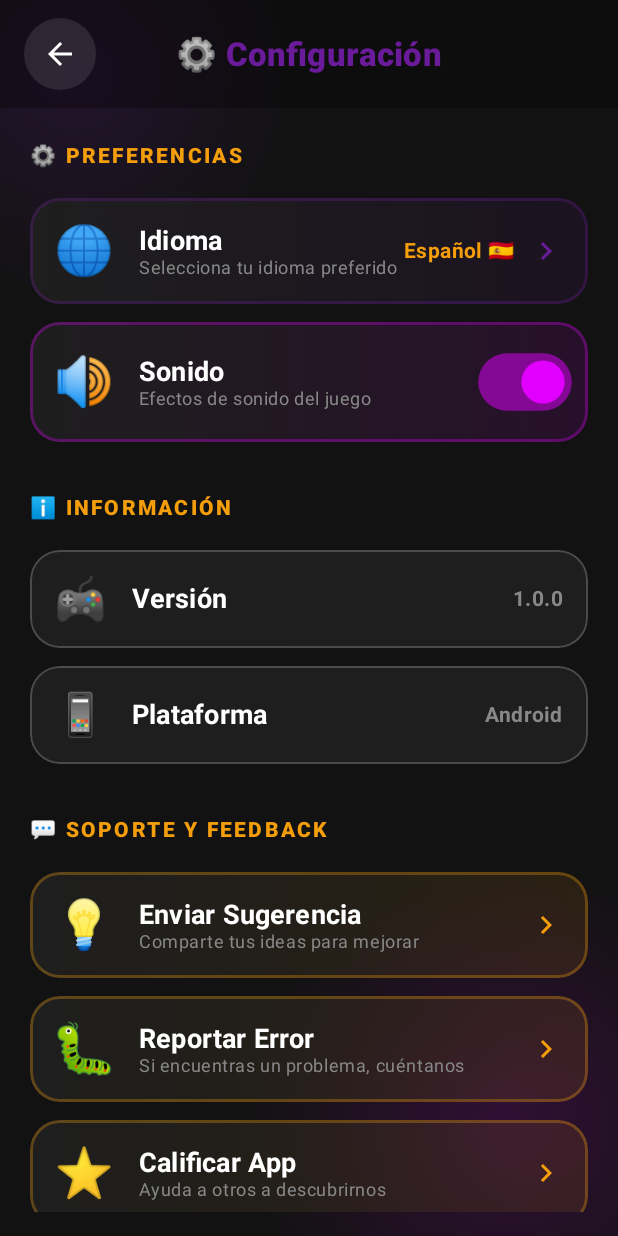
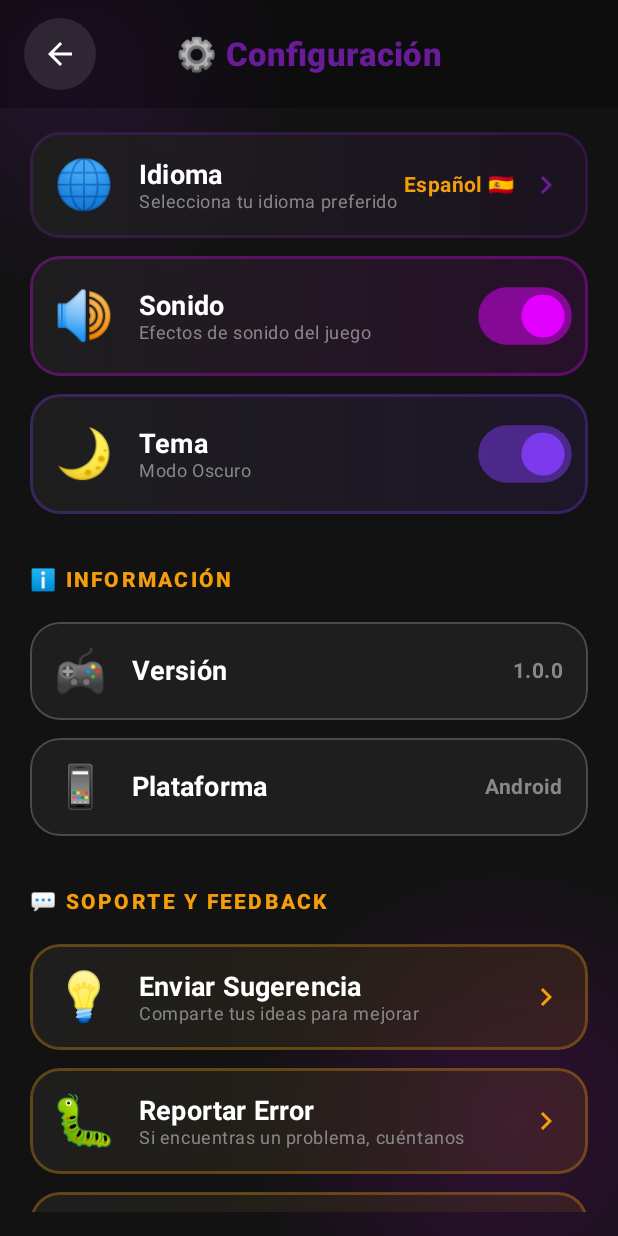
Before and after one commit to JeremyDuoc/kampai_final, an Android app built with Jetpack Compose: the screen it shows after launch (MainActivity), after a tap on "Configuración", on a phone screen of 412 x 824 dp. Run offline under Robolectric (Android 15) with nearby library versions, the phone set to English and light mode, and no system bars; our stand-ins replace Dagger/Hilt's generated code.

Commit message:
tema claro

```diff
--- a/app/build.gradle.kts
+++ b/app/build.gradle.kts
@@ -65,6 +65,7 @@ dependencies {
     implementation("androidx.media3:media3-exoplayer:1.2.0")
     implementation("androidx.media3:media3-ui:1.2.0")
     implementation("com.google.code.gson:gson:2.10.1")
+    implementation("androidx.datastore:datastore-preferences:1.0.0")
 
     // Navigation
     implementation("androidx.navigation:navigation-compose:2.7.6")
--- a/app/src/main/java/com/example/kampai/MainActivity.kt
+++ b/app/src/main/java/com/example/kampai/MainActivity.kt
@@ -9,6 +9,8 @@ import androidx.compose.animation.fadeOut
 import androidx.compose.animation.slideInHorizontally
 import androidx.compose.animation.slideOutHorizontally
 import androidx.compose.runtime.Composable
+import androidx.compose.runtime.collectAsState
+import androidx.compose.runtime.getValue
 import androidx.navigation.compose.NavHost
 import androidx.navigation.compose.composable
 import androidx.navigation.compose.rememberNavController
@@ -32,14 +34,21 @@ import com.example.kampai.ui.theme.staring.StaringGameScreen
 import com.example.kampai.ui.theme.partymanager.PartyManagerScreen
 import com.example.kampai.ui.theme.settings.SettingsScreen
 import com.example.kampai.ui.theme.warmup.WarmupGameScreen
+import com.example.kampai.ui.theme.ThemeManager
 import dagger.hilt.android.AndroidEntryPoint
+import javax.inject.Inject
 
 @AndroidEntryPoint
 class MainActivity : ComponentActivity() {
+    @Inject
+    lateinit var themeManager: ThemeManager
+
     override fun onCreate(savedInstanceState: Bundle?) {
         super.onCreate(savedInstanceState)
         setContent {
-            KampaiTheme {
+            val isDarkMode by themeManager.isDarkMode.collectAsState(initial = true)
+
+            KampaiTheme(isDarkMode = isDarkMode) {
                 KampaiApp()
             }
         }
@@ -70,7 +79,6 @@ fun KampaiApp() {
             SplashScreen(navController = navController)
         }
 
-        // HOME SCREEN - CON TODOS LOS PARÁMETROS
         composable("home") {
             HomeScreen(
                 onGameSelected = { route ->
@@ -88,12 +96,10 @@ fun KampaiApp() {
             )
         }
 
-        // SETTINGS SCREEN
         composable("settings") {
             SettingsScreen(onBack = { navController.popBackStack() })
         }
 
-        // CLASSICS SCREEN
         composable("classics_screen") {
             ClassicsScreen(
                 onGameSelected = { route ->
@@ -105,14 +111,12 @@ fun KampaiApp() {
             )
         }
 
-        // PARTY MANAGER SCREEN
         composable("party_manager") {
             PartyManagerScreen(
                 onBack = { navController.popBackStack() }
             )
         }
 
-        // CULTURE SELECTION SCREEN
         composable("culture_selection") {
             CultureSelectionScreen(
                 onNavigateToBomb = { navController.navigate("game_bomb") },
@@ -120,8 +124,6 @@ fun KampaiApp() {
                 onBack = { navController.popBackStack() }
             )
         }
-
-        // ========== GAME SCREENS ==========
 
         composable("game_bomb") {
             BombGameScreen(onBack = { navController.popBackStack() })
--- a/app/src/main/java/com/example/kampai/ui/theme/Color.kt
+++ b/app/src/main/java/com/example/kampai/ui/theme/Color.kt
@@ -3,19 +3,30 @@ package com.example.kampai.ui.theme
 import androidx.compose.ui.graphics.Brush
 import androidx.compose.ui.graphics.Color
 
-// Cores revisadas para estética Ilustrativa/Playful Dark
-val PrimaryViolet = Color(0xFF6A1B9A) // Un violeta más profundo y rico
-val SecondaryPink = Color(0xFFE100FF)
-val BackgroundDark = Color(0xFF121212) // Fondo muy oscuro para contraste
-val SurfaceDark = Color(0xFF1E1E1E) // Fondo de tarjetas más sutil
-val AccentCyan = Color(0xFF06B6D4)
-val AccentRed = Color(0xFFEF4444)
-val AccentAmber = Color(0xFFF59E0B)
-val TextWhite = Color(0xFFF0F8FF)
-val TextGray = Color(0xFF94A3B8)
+// ============ COLORES OSCUROS ============
+val PrimaryVioletDark = Color(0xFF6A1B9A)
+val SecondaryPinkDark = Color(0xFFE100FF)
+val BackgroundDarkMode = Color(0xFF121212)
+val SurfaceDarkMode = Color(0xFF1E1E1E)
+val AccentCyanDark = Color(0xFF06B6D4)
+val AccentRedDark = Color(0xFFEF4444)
+val AccentAmberDark = Color(0xFFF59E0B)
+val TextWhiteDark = Color(0xFFF0F8FF)
+val TextGrayDark = Color(0xFF94A3B8)
 
-// Gradientes para efectos visuales (se mantienen los originales)
-val BombGradient = Brush.verticalGradient(
+// ============ COLORES CLAROS - MEJORADOS PARA LEGIBILIDAD ============
+val PrimaryVioletLight = Color(0xFF5B2670)  // Violeta oscuro para buen contraste
+val SecondaryPinkLight = Color(0xFFC20080)  // Rosa oscuro saturado
+val BackgroundLightMode = Color(0xFFF5F0FA) // Fondo ligeramente violáceo
+val SurfaceLightMode = Color(0xFFFFFFFF)    // Blanco puro
+val AccentCyanLight = Color(0xFF0077A8)     // Cyan oscuro
+val AccentRedLight = Color(0xFFD32F2F)      // Rojo oscuro
+val AccentAmberLight = Color(0xFFD87F1A)    // Ámbar oscuro
+val TextBlackLight = Color(0xFF1A1A1A)      // Negro real
+val TextGrayLight = Color(0xFF424242)       // Gris oscuro para buen contraste
+
+// ============ GRADIENTES OSCUROS ============
+val BombGradientDark = Brush.verticalGradient(
     colors = listOf(
         Color(0xFFFF6B6B),
         Color(0xFFEE5A6F),
@@ -23,7 +34,7 @@ val BombGradient = Brush.verticalGradient(
     )
 )
 
-val MedusaGradient = Brush.verticalGradient(
+val MedusaGradientDark = Brush.verticalGradient(
     colors = listOf(
         Color(0xFF06B6D4),
         Color(0xFF0891B2),
@@ -31,9 +42,48 @@ val MedusaGradient = Brush.verticalGradient(
     )
 )
 
-val VioletGradient = Brush.horizontalGradient(
+val VioletGradientDark = Brush.horizontalGradient(
     colors = listOf(
-        Color(0xFF6A1B9A), // Usando el nuevo PrimaryViolet
+        Color(0xFF6A1B9A),
         Color(0xFFE100FF)
     )
 )
+
+// ============ GRADIENTES CLAROS - MEJORADOS ============
+val BombGradientLight = Brush.verticalGradient(
+    colors = listOf(
+        Color(0xFFE53935),
+        Color(0xFFD32F2F),
+        Color(0xFFC62828)
+    )
+)
+
+val MedusaGradientLight = Brush.verticalGradient(
+    colors = listOf(
+        Color(0xFF0277BD),
+        Color(0xFF0266A1),
+        Color(0xFF01579B)
+    )
+)
+
+val VioletGradientLight = Brush.horizontalGradient(
+    colors = listOf(
+        Color(0xFF5B2670),
+        Color(0xFFC20080)
+    )
+)
+
+// ============ NOMBRES CORTOS PARA COMPATIBILIDAD ============
+// (Mantienen la compatibilidad con tu código existente)
+val PrimaryViolet = PrimaryVioletDark
+val SecondaryPink = SecondaryPinkDark
+val BackgroundDark = BackgroundDarkMode
+val SurfaceDark = SurfaceDarkMode
+val AccentCyan = AccentCyanDark
+val AccentRed = AccentRedDark
+val AccentAmber = AccentAmberDark
+val TextWhite = TextWhiteDark
+val TextGray = TextGrayDark
+val BombGradient = BombGradientDark
+val MedusaGradient = MedusaGradientDark
+val VioletGradient = VioletGradientDark
--- a/app/src/main/java/com/example/kampai/ui/theme/Theme.kt
+++ b/app/src/main/java/com/example/kampai/ui/theme/Theme.kt
@@ -3,40 +3,56 @@ package com.example.kampai.ui.theme
 import android.app.Activity
 import androidx.compose.material3.MaterialTheme
 import androidx.compose.material3.darkColorScheme
+import androidx.compose.material3.lightColorScheme
 import androidx.compose.runtime.Composable
 import androidx.compose.runtime.SideEffect
+import androidx.compose.ui.graphics.Color
 import androidx.compose.ui.graphics.toArgb
 import androidx.compose.ui.platform.LocalView
 import androidx.core.view.WindowCompat
 
 private val DarkColorScheme = darkColorScheme(
-    primary = PrimaryViolet,
-    secondary = SecondaryPink,
-    background = BackgroundDark,
-    surface = SurfaceDark,
-    onPrimary = TextWhite,
-    onSecondary = TextWhite,
-    onBackground = TextWhite,
-    onSurface = TextWhite
+    primary = PrimaryVioletDark,
+    secondary = SecondaryPinkDark,
+    background = BackgroundDarkMode,
+    surface = SurfaceDarkMode,
+    onPrimary = TextWhiteDark,
+    onSecondary = TextWhiteDark,
+    onBackground = TextWhiteDark,
+    onSurface = TextWhiteDark
+)
+
+// ========== ESQUEMA DE COLORES CLAROS MEJORADO ==========
+private val LightColorScheme = lightColorScheme(
+    primary = PrimaryVioletLight,
+    secondary = SecondaryPinkLight,
+    background = BackgroundLightMode,
+    surface = SurfaceLightMode,
+    onPrimary = Color(0xFFFFFFFF),      // Texto blanco sobre primario
+    onSecondary = Color(0xFFFFFFFF),    // Texto blanco sobre secundario
+    onBackground = TextBlackLight,      // Texto negro sobre fondo claro
+    onSurface = TextBlackLight          // Texto negro sobre superficie
 )
 
 @Composable
 fun KampaiTheme(
+    isDarkMode: Boolean = true,
     content: @Composable () -> Unit
 ) {
-    val colorScheme = DarkColorScheme
+    val colorScheme = if (isDarkMode) DarkColorScheme else LightColorScheme
     val view = LocalView.current
+
     if (!view.isInEditMode) {
         SideEffect {
             val window = (view.context as Activity).window
             window.statusBarColor = colorScheme.background.toArgb()
-            WindowCompat.getInsetsController(window, view).isAppearanceLightStatusBars = false
+            WindowCompat.getInsetsController(window, view)?.isAppearanceLightStatusBars = !isDarkMode
         }
     }
 
     MaterialTheme(
         colorScheme = colorScheme,
-        typography = Typography, // ← AÑADIDO
+        typography = Typography,
         content = content
     )
 }
--- /dev/null
+++ b/app/src/main/java/com/example/kampai/ui/theme/ThemeManager.kt
@@ -0,0 +1,35 @@
+package com.example.kampai.ui.theme
+
+import android.content.Context
+import androidx.datastore.preferences.core.booleanPreferencesKey
+import androidx.datastore.preferences.core.edit
+import androidx.datastore.preferences.preferencesDataStore
+import dagger.hilt.android.qualifiers.ApplicationContext
+import kotlinx.coroutines.flow.Flow
+import kotlinx.coroutines.flow.map
+import javax.inject.Inject
+import javax.inject.Singleton
+
+private val Context.dataStore by preferencesDataStore(name = "theme_preferences")
+
+@Singleton
+class ThemeManager @Inject constructor(
+    @ApplicationContext private val context: Context
+) {
+    private val isDarkModeKey = booleanPreferencesKey("is_dark_mode")
+
+    val isDarkMode: Flow<Boolean> = context.dataStore.data.map { preferences ->
+        preferences[isDarkModeKey] ?: true // Por defecto modo oscuro
+    }
+
+    suspend fun setDarkMode(isDark: Boolean) {
+        context.dataStore.edit { preferences ->
+            preferences[isDarkModeKey] = isDark
+        }
+    }
+}
+
+// Extension para usar DataStore
+suspend fun androidx.datastore.preferences.core.MutablePreferences.setTheme(isDark: Boolean) {
+    this[booleanPreferencesKey("is_dark_mode")] = isDark
+}
--- a/app/src/main/java/com/example/kampai/ui/theme/home/SettingsScreen.kt
+++ b/app/src/main/java/com/example/kampai/ui/theme/home/SettingsScreen.kt
@@ -39,6 +39,7 @@ fun SettingsScreen(
 ) {
     val language by viewModel.language.collectAsState()
     val soundEnabled by viewModel.soundEnabled.collectAsState()
+    val isDarkMode by viewModel.isDarkMode.collectAsState()
     val showSuggestionsDialog by viewModel.showSuggestionsDialog.collectAsState()
     val appVersion = "1.0.0"
 
@@ -68,10 +69,6 @@ fun SettingsScreen(
             ) {
                 // SECCIÓN: PREFERENCIAS
                 item {
-                    SectionTitle("⚙️ PREFERENCIAS")
-                }
-
-                item {
                     SettingItem(
                         icon = "🌐",
                         title = "Idioma",
@@ -85,6 +82,13 @@ fun SettingsScreen(
                     SoundSettingItem(
                         isEnabled = soundEnabled,
                         onToggle = { viewModel.toggleSound() }
+                    )
+                }
+
+                item {
+                    ThemeSettingItem(
+                        isDarkMode = isDarkMode,
+                        onToggle = { viewModel.toggleDarkMode(it) }
                     )
                 }
 
@@ -184,6 +188,74 @@ fun SettingsScreen(
         }
     }
 }
+
+@Composable
+fun ThemeSettingItem(
+    isDarkMode: Boolean,
+    onToggle: (Boolean) -> Unit
+) {
+    Card(
+        modifier = Modifier.fillMaxWidth(),
+        shape = RoundedCornerShape(20.dp),
+        colors = CardDefaults.cardColors(containerColor = Color.Transparent)
+    ) {
+        Row(
+            modifier = Modifier
+                .fillMaxWidth()
+                .background(
+                    brush = Brush.horizontalGradient(
+                        colors = listOf(
+                            MaterialTheme.colorScheme.surface,
+                            Color(0xFF7C3AED).copy(alpha = 0.1f)
+                        )
+                    )
+                )
+                .border(
+                    width = 2.dp,
+                    color = Color(0xFF7C3AED).copy(alpha = 0.3f),
+                    shape = RoundedCornerShape(20.dp)
+                )
+                .padding(16.dp),
+            verticalAlignment = Alignment.CenterVertically,
+            horizontalArrangement = Arrangement.SpaceBetween
+        ) {
+            Row(
+                verticalAlignment = Alignment.CenterVertically,
+                modifier = Modifier.weight(1f)
+            ) {
+                Text(text = if (isDarkMode) "🌙" else "☀️", fontSize = 32.sp)
+                Spacer(modifier = Modifier.width(16.dp))
+                Column {
+                    Text(
+                        text = "Tema",
+                        style = MaterialTheme.typography.titleMedium.copy(
+                            fontWeight = FontWeight.Bold
+                        ),
+                        color = Color.White
+                    )
+                    Text(
+                        text = if (isDarkMode) "Modo Oscuro" else "Modo Claro",
+                        style = MaterialTheme.typography.bodySmall,
+                        color = Color.Gray
+                    )
+                }
+            }
+
+            Switch(
+                checked = isDarkMode,
+                onCheckedChange = { onToggle(it) },
+                modifier = Modifier.scale(1.2f),
+                colors = SwitchDefaults.colors(
+                    checkedThumbColor = Color(0xFF7C3AED),
+                    checkedTrackColor = Color(0xFF7C3AED).copy(alpha = 0.5f),
+                    uncheckedThumbColor = Color(0xFFF59E0B),
+                    uncheckedTrackColor = Color(0xFFF59E0B).copy(alpha = 0.5f)
+                )
+            )
+        }
+    }
+}
+
 
 @Composable
 fun SettingsBackground() {
--- a/app/src/main/java/com/example/kampai/ui/theme/home/SettingsViewModel.kt
+++ b/app/src/main/java/com/example/kampai/ui/theme/home/SettingsViewModel.kt
@@ -5,6 +5,7 @@ import android.content.Intent
 import android.net.Uri
 import androidx.lifecycle.ViewModel
 import androidx.lifecycle.viewModelScope
+import com.example.kampai.ui.theme.ThemeManager
 import dagger.hilt.android.lifecycle.HiltViewModel
 import dagger.hilt.android.qualifiers.ApplicationContext
 import kotlinx.coroutines.flow.MutableStateFlow
@@ -15,7 +16,8 @@ import javax.inject.Inject
 
 @HiltViewModel
 class SettingsViewModel @Inject constructor(
-    @ApplicationContext private val context: Context
+    @ApplicationContext private val context: Context,
+    private val themeManager: ThemeManager
 ) : ViewModel() {
 
     enum class Language {
@@ -34,14 +36,33 @@ class SettingsViewModel @Inject constructor(
     private val _soundEnabled = MutableStateFlow(true)
     val soundEnabled: StateFlow<Boolean> = _soundEnabled.asStateFlow()
 
+    private val _isDarkMode = MutableStateFlow(true)
+    val isDarkMode: StateFlow<Boolean> = _isDarkMode.asStateFlow()
+
     private val _showSuggestionsDialog = MutableStateFlow(false)
     val showSuggestionsDialog: StateFlow<Boolean> = _showSuggestionsDialog.asStateFlow()
 
     private val _showBugReportDialog = MutableStateFlow(false)
     val showBugReportDialog: StateFlow<Boolean> = _showBugReportDialog.asStateFlow()
 
+    init {
+        // Cargar el modo actual
+        viewModelScope.launch {
+            themeManager.isDarkMode.collect { isDark ->
+                _isDarkMode.value = isDark
+            }
+        }
+    }
+
     fun toggleSound() {
         _soundEnabled.value = !_soundEnabled.value
+    }
+
+    fun toggleDarkMode(isDark: Boolean) {
+        viewModelScope.launch {
+            themeManager.setDarkMode(isDark)
+            _isDarkMode.value = isDark
+        }
     }
 
     fun showLanguageDialog() {
@@ -62,11 +83,7 @@ class SettingsViewModel @Inject constructor(
 
     fun sendSuggestion(suggestion: String) {
         viewModelScope.launch {
-            // Opción 1: Enviar por EMAIL
             sendEmailSuggestion(suggestion)
-
-            // Opción 2 (Alternativa): Enviar por Firebase/API
-            // sendToBackend(suggestion)
         }
     }
 
@@ -82,6 +99,7 @@ class SettingsViewModel @Inject constructor(
             Idioma: ${_language.value.getDisplayName()}
             Dispositivo: Android
             Sonido: ${if (_soundEnabled.value) "Habilitado" else "Deshabilitado"}
+            Tema: ${if (_isDarkMode.value) "Oscuro" else "Claro"}
         """.trimIndent()
 
         val intent = Intent(Intent.ACTION_SEND).apply {
@@ -111,6 +129,7 @@ class SettingsViewModel @Inject constructor(
                 Dispositivo: Android
                 Versión: 1.0.0
                 Idioma: ${_language.value.getDisplayName()}
+                Tema: ${if (_isDarkMode.value) "Oscuro" else "Claro"}
             """.trimIndent()
 
             val intent = Intent(Intent.ACTION_SEND).apply {
```
